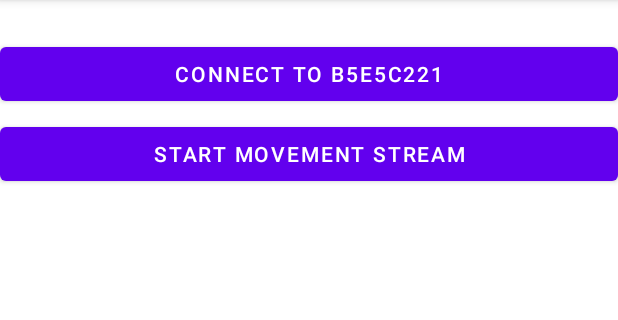
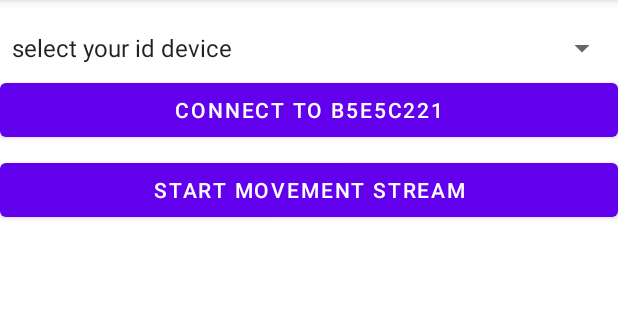
Before and after one commit to usb8/punch-check-mobile-app, an Android app: the screen it shows after launch (MainActivity), on a phone screen of 412 x 824 dp, the part 84-404 px from its top. Run offline under Robolectric (Android 15) with nearby library versions, the light colour scheme and no system bars; our stand-ins replace RxJava; libraries missing offline, so code that uses them is left out: com.polar.sdk; 5 statements that could not run were skipped.

Commit message:
select option for deviceId of sensor

```diff
--- a/Mobile/app/src/main/java/com/example/mobile/MainActivity.kt
+++ b/Mobile/app/src/main/java/com/example/mobile/MainActivity.kt
@@ -1,20 +1,15 @@
 package com.example.mobile
 
 import android.Manifest
-import android.content.pm.PackageManager
 import android.os.Build
-import androidx.appcompat.app.AppCompatActivity
 import android.os.Bundle
 import android.util.Log
 import android.util.Pair
-import android.widget.Button
-import android.widget.TextView
-import android.widget.Toast
+import android.view.View
+import android.widget.*
 import androidx.annotation.StringRes
+import androidx.appcompat.app.AppCompatActivity
 import androidx.core.graphics.drawable.DrawableCompat
-import com.androidplot.xy.XYPlot
-import com.polar.sdk.api.PolarBleApi.DeviceStreamingFeature
-import com.polar.sdk.api.model.*
 import com.polar.sdk.api.PolarBleApi
 import com.polar.sdk.api.PolarBleApiCallback
 import com.polar.sdk.api.PolarBleApiDefaultImpl
@@ -28,6 +23,7 @@ import io.reactivex.rxjava3.core.Single
 import io.reactivex.rxjava3.disposables.Disposable
 import io.reactivex.rxjava3.functions.Function
 import java.util.*
+
 
 class MainActivity : AppCompatActivity() {
     companion object {  // ~ static JAVA
@@ -53,9 +49,45 @@ class MainActivity : AppCompatActivity() {
     private lateinit var movementButton: Button
     private lateinit var textViewAccX: TextView
 
+    private val listDeviceId = mutableListOf<String>("select your id device", "B5E5C221")
+
     override fun onCreate(savedInstanceState: Bundle?) {
         super.onCreate(savedInstanceState)
         setContentView(R.layout.activity_main)
+
+        listDeviceId.add("hihi")
+        listDeviceId.add("haha")
+        listDeviceId.add("hehe")
+
+        val spinner: Spinner = findViewById(R.id.spinner)
+
+//        // Create an ArrayAdapter using the string array and a default spinner layout
+//        ArrayAdapter.createFromResource(
+//            this,
+//            R.array.device_id_array,
+//            android.R.layout.simple_spinner_item
+//        ).also { adapter ->
+//            // Specify the layout to use when the list of choices appears
+//            adapter.setDropDownViewResource(android.R.layout.simple_spinner_dropdown_item)
+//            // Apply the adapter to the spinner
+//            spinner.adapter = adapter
+//        }
+
+        val adapter = ArrayAdapter(
+            this,
+            android.R.layout.simple_spinner_item, listDeviceId
+        )
+        adapter.setDropDownViewResource(android.R.layout.simple_spinner_dropdown_item)
+        spinner.adapter = adapter
+
+        spinner?.onItemSelectedListener = object : AdapterView.OnItemSelectedListener{
+            override fun onNothingSelected(parent: AdapterView<*>?) {
+            }
+            override fun onItemSelected(parent: AdapterView<*>?, view: View?, position: Int, id: Long) {
+                deviceId = if (listDeviceId[position] === "select your id device") listDeviceId[1] else listDeviceId[position]
+                connectButton.text = getString(R.string.connect_to_device, deviceId)
+            }
+        }
 
         Log.d(TAG, "version: " + PolarBleApiDefaultImpl.versionInfo())
         connectButton = findViewById(R.id.connect_button)
--- a/Mobile/app/src/main/res/layout/activity_main.xml
+++ b/Mobile/app/src/main/res/layout/activity_main.xml
@@ -15,6 +15,11 @@
         app:layout_constraintEnd_toEndOf="parent"
         app:layout_constraintStart_toStartOf="parent"
         app:layout_constraintTop_toTopOf="parent">
+
+        <Spinner
+            android:id="@+id/spinner"
+            android:layout_width="match_parent"
+            android:layout_height="wrap_content" />
 
         <View
             android:layout_width="match_parent"
--- a/Mobile/app/src/main/res/values/strings.xml
+++ b/Mobile/app/src/main/res/values/strings.xml
@@ -9,4 +9,10 @@
     <string name="range">Range</string>
     <string name="channels">Channels</string>
     <string name="ok">OK</string>
+
+    <string-array name="device_id_array">
+        <item>id1</item>
+        <item>id2</item>
+        <item>id3</item>
+    </string-array>
 </resources>
```
